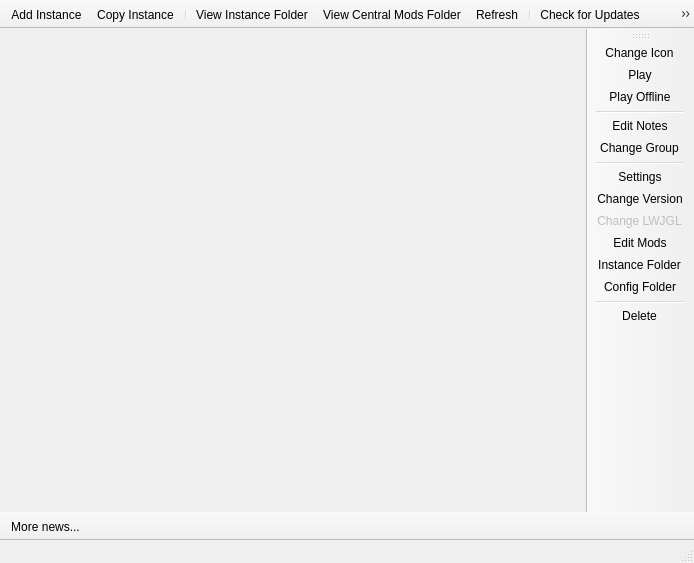
This is gui/MainWindow.ui in FreesmTeam/FreesmLauncher as Qt 5 draws it before an edit. The edited form follows.
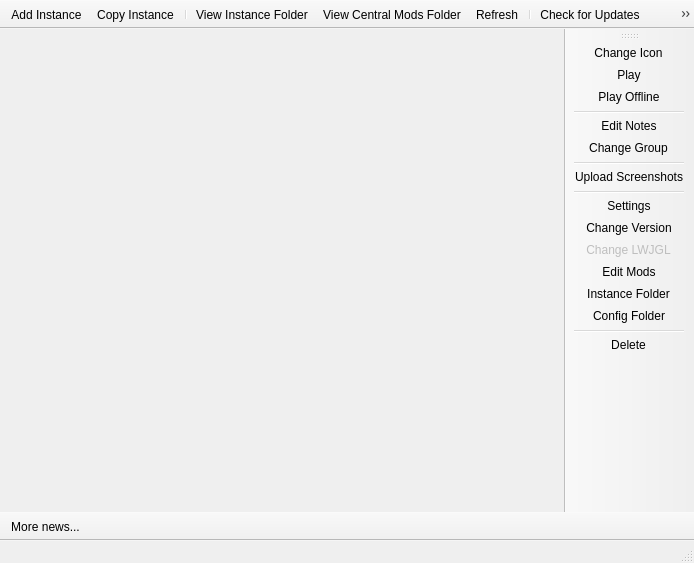
This is the edited form. Icons and pictures are not drawn.

What changed in the file:
```diff
--- a/gui/MainWindow.ui
+++ b/gui/MainWindow.ui
@@ -112,6 +112,8 @@
    <addaction name="actionEditInstNotes"/>
    <addaction name="actionChangeInstGroup"/>
    <addaction name="separator"/>
+   <addaction name="actionScreenshots"/>
+   <addaction name="separator"/>
    <addaction name="actionInstanceSettings"/>
    <addaction name="actionChangeInstMCVersion"/>
    <addaction name="actionChangeInstLWJGLVersion"/>
@@ -528,6 +530,14 @@
     <string>Launch the selected instance.</string>
    </property>
   </action>
+  <action name="actionScreenshots">
+   <property name="text">
+    <string>Upload Screenshots</string>
+   </property>
+   <property name="toolTip">
+    <string>&lt;html&gt;&lt;head/&gt;&lt;body&gt;&lt;p&gt;View and upload screenshots for this instance&lt;/p&gt;&lt;/body&gt;&lt;/html&gt;</string>
+   </property>
+  </action>
  </widget>
  <layoutdefault spacing="6" margin="11"/>
  <resources>
```
Left out of the diff: 3 changed lines with no effect on the pictures.
